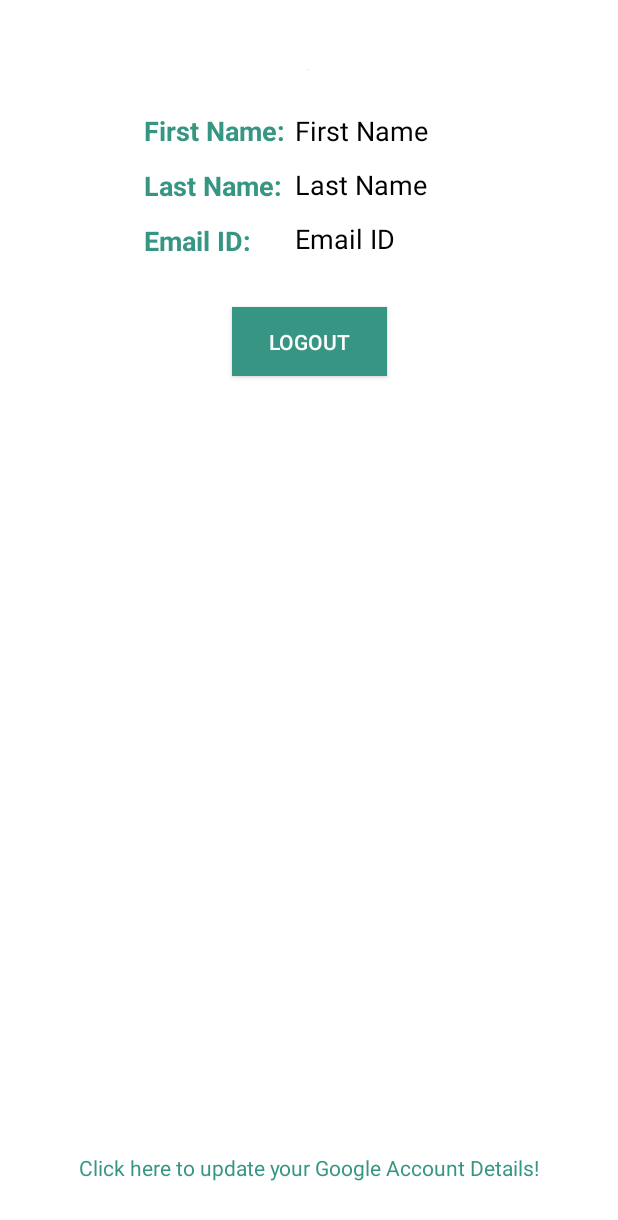
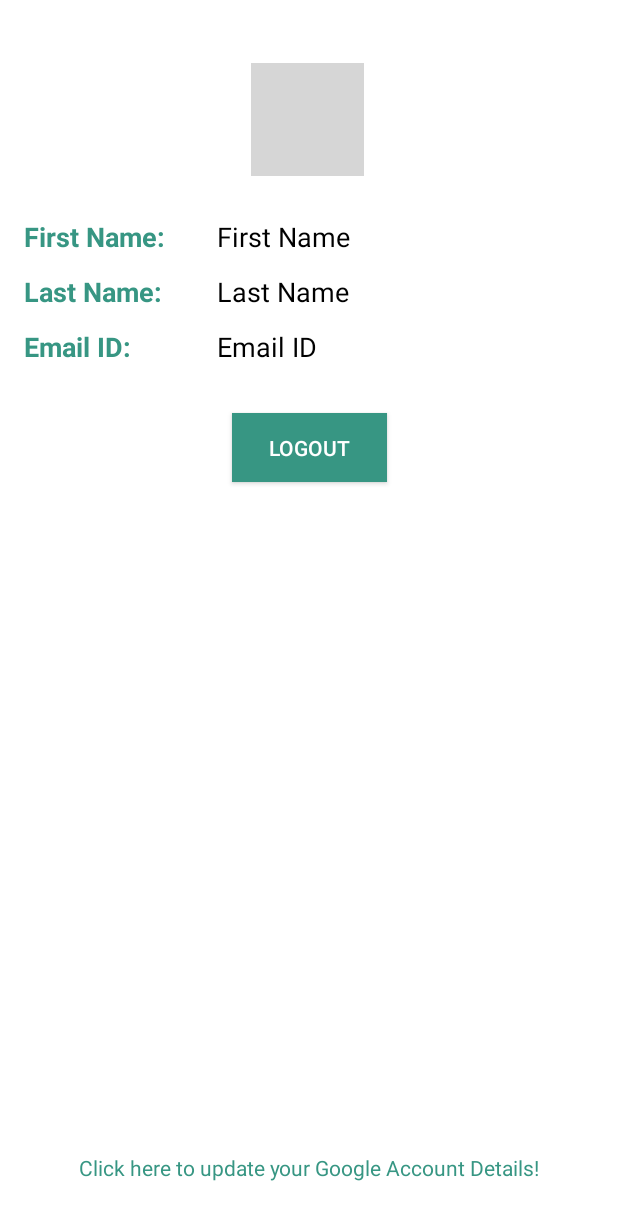
Before and after one commit to ShreyasChandrashekar/FoodDroidAR, an Android app: the layout activity_profile.xml on its own in the app's theme, with its tools: preview values and no code run, on a phone screen of 412 x 824 dp. Shown: the top 1220 px of the screen. Run offline under Robolectric (Android 15) with nearby library versions, the phone set to English and light mode, and no system bars; grey boxes are pictures that could not be loaded.

Commit message:
added profile picture

```diff
--- a/app/src/main/java/com/example/fdroid/ProfileActivity.java
+++ b/app/src/main/java/com/example/fdroid/ProfileActivity.java
@@ -18,6 +18,7 @@ import com.google.android.gms.auth.api.signin.GoogleSignIn;
 import com.google.android.gms.auth.api.signin.GoogleSignInClient;
 import com.google.android.gms.auth.api.signin.GoogleSignInOptions;
 import com.google.firebase.auth.FirebaseAuth;
+import com.squareup.picasso.Picasso;
 
 public class ProfileActivity extends AppCompatActivity {
 
@@ -45,8 +46,7 @@ public class ProfileActivity extends AppCompatActivity {
         firstName.setText(sp.getString("userNameKey",""));
         lastName.setText(sp.getString("userLastNameKey",""));
         emailId.setText(sp.getString("userEmailKey",""));
-        String profilePictureUri = sp.getString("userPhotoKey","");
-
+        Picasso.get().load(String.valueOf(sp.getString("userPhotoKey",""))).into(profilePicture);
         GoogleSignInOptions gso = new GoogleSignInOptions.Builder(GoogleSignInOptions.DEFAULT_SIGN_IN)
                 .requestIdToken(getString(R.string.default_web_client_id))
                 .requestEmail()
--- a/app/src/main/res/layout/activity_profile.xml
+++ b/app/src/main/res/layout/activity_profile.xml
@@ -21,8 +21,8 @@
 
     <ImageView
         android:id="@+id/profileActivity_profilePicture"
-        android:layout_width="wrap_content"
-        android:layout_height="wrap_content"
+        android:layout_width="75dp"
+        android:layout_height="75dp"
         app:layout_constraintBottom_toBottomOf="parent"
         app:layout_constraintEnd_toEndOf="parent"
         app:layout_constraintHorizontal_bias="0.498"
@@ -42,14 +42,14 @@
         android:textColor="#379683"
         android:textStyle="bold"
         app:layout_constraintEnd_toEndOf="parent"
-        app:layout_constraintHorizontal_bias="0.283"
+        app:layout_constraintHorizontal_bias="0.025"
         app:layout_constraintStart_toStartOf="parent"
         app:layout_constraintTop_toBottomOf="@+id/profileActivity_profilePicture" />
 
     <TextView
         android:id="@+id/profileActivity_firstNameText"
-        android:layout_width="173dp"
-        android:layout_height="24dp"
+        android:layout_width="wrap_content"
+        android:layout_height="wrap_content"
         android:layout_marginEnd="8dp"
         android:text="First Name"
         android:textAlignment="viewStart"
@@ -62,8 +62,8 @@
 
     <TextView
         android:id="@+id/profileActivity_lastNameText"
-        android:layout_width="173dp"
-        android:layout_height="24dp"
+        android:layout_width="wrap_content"
+        android:layout_height="wrap_content"
         android:layout_marginTop="12dp"
         android:layout_marginEnd="8dp"
         android:text="Last Name"
@@ -77,8 +77,8 @@
 
     <TextView
         android:id="@+id/profileActivity_emailText"
-        android:layout_width="173dp"
-        android:layout_height="24dp"
+        android:layout_width="wrap_content"
+        android:layout_height="wrap_content"
         android:layout_marginTop="12dp"
         android:layout_marginEnd="8dp"
         android:text="Email ID"
```
